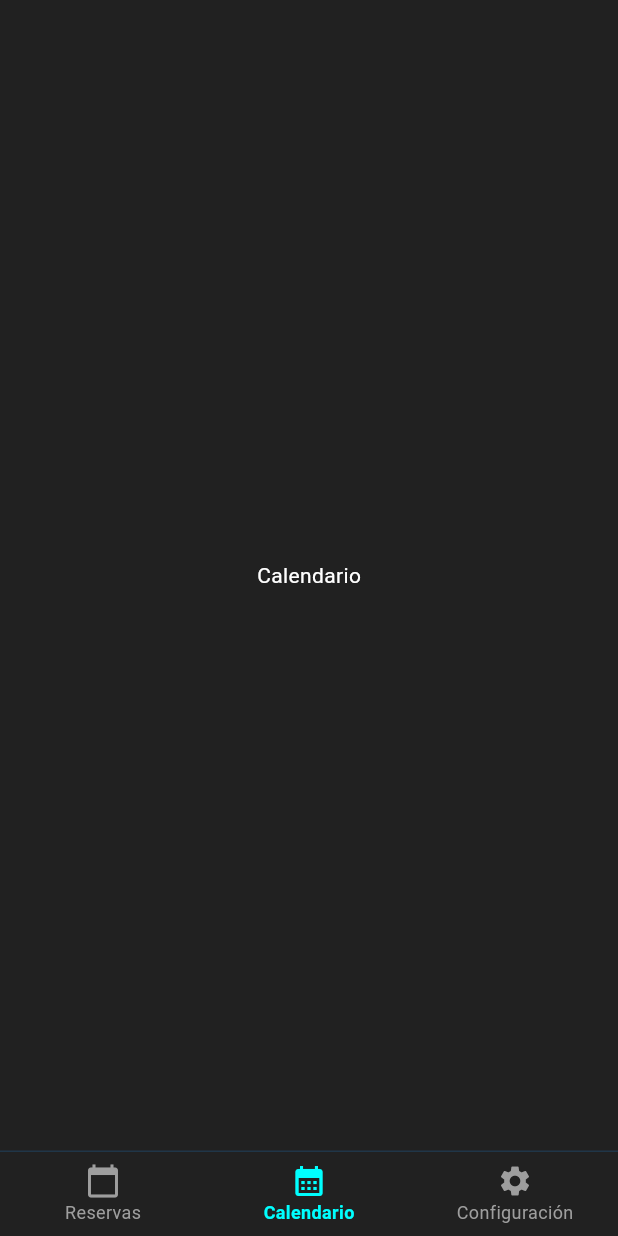
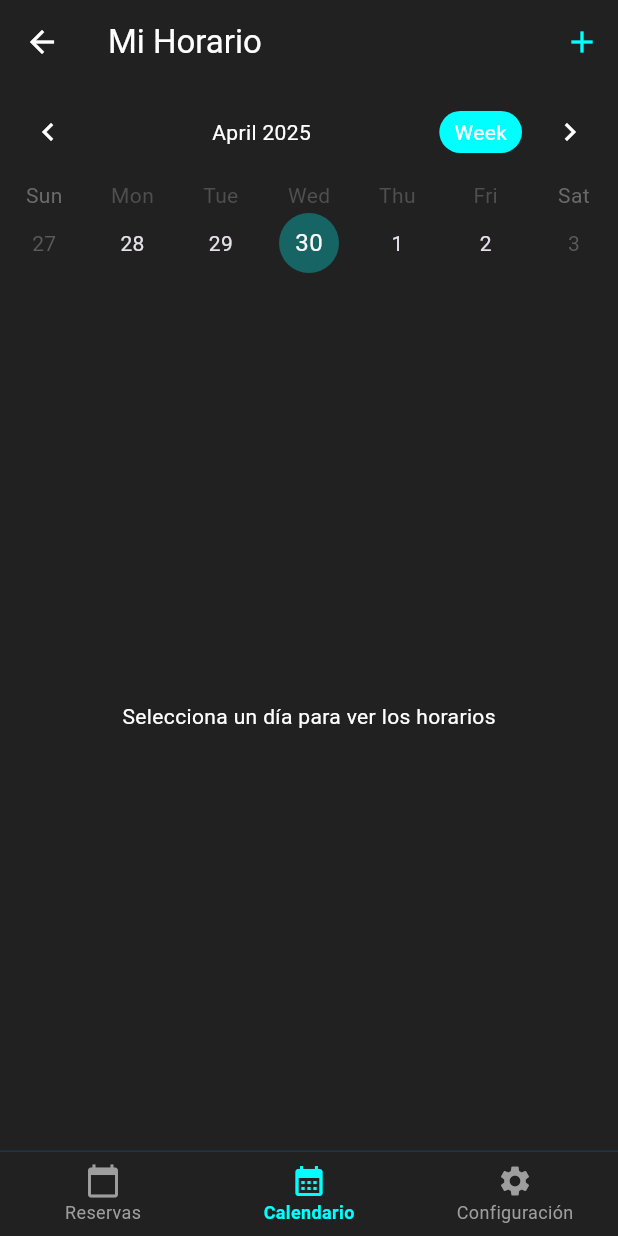
Before and after one commit to ludmilaIa/fit_calendar, a Flutter app: the TrainerView screen opened directly, item 2 of the bottom bar chosen, on a phone screen of 412 x 824 dp. Run offline on Flutter 3.47's test engine with Material 3 defaults, Android fonts, the phone set to English and light mode, and no system bars; drawn by our look-alikes of table_calendar; missing offline and left inert: time_range.

Commit message:
added the view to add a new schedule

```diff
--- a/lib/views/trainer/trainer_view.dart
+++ b/lib/views/trainer/trainer_view.dart
@@ -1,6 +1,7 @@
 import 'package:flutter/material.dart';
 import '../../common/colors.dart';
 import '../../common/nav_bar.dart';
+import '../trainer_schedule.dart';
 
 class TrainerView extends StatefulWidget {
   const TrainerView({super.key});
@@ -14,7 +15,7 @@ class _TrainerViewState extends State<TrainerView> {
 
   final List<Widget> _screens = [
     const ReservationsScreen(),
-    const CalendarScreen(),
+    const TrainerScheduleView(),
     const SettingsScreen(),
   ];
 
@@ -52,22 +53,6 @@ class ReservationsScreen extends StatelessWidget {
   }
 }
 
-class CalendarScreen extends StatelessWidget {
-  const CalendarScreen({super.key});
-
-  @override
-  Widget build(BuildContext context) {
-    return const SafeArea(
-      child: Center(
-        child: Text(
-          'Calendario',
-          style: TextStyle(color: Colors.white),
-        ),
-      ),
-    );
-  }
-}
-
 class SettingsScreen extends StatelessWidget {
   const SettingsScreen({super.key});
 
--- /dev/null
+++ b/lib/views/trainer_schedule.dart
@@ -0,0 +1,183 @@
+import 'package:flutter/material.dart';
+import 'package:table_calendar/table_calendar.dart';
+import 'package:time_range/time_range.dart';
+import '../common/colors.dart';
+
+class TrainerScheduleView extends StatefulWidget {
+  const TrainerScheduleView({super.key});
+
+  @override
+  State<TrainerScheduleView> createState() => _TrainerScheduleViewState();
+}
+
+class _TrainerScheduleViewState extends State<TrainerScheduleView> {
+  CalendarFormat _calendarFormat = CalendarFormat.week;
+  DateTime _focusedDay = DateTime.now();
+  DateTime? _selectedDay;
+  Map<DateTime, List<TimeSlot>> _schedule = {};
+
+  @override
+  Widget build(BuildContext context) {
+    return Scaffold(
+      backgroundColor: AppColors.softBlack,
+      appBar: AppBar(
+        backgroundColor: AppColors.softBlack,
+        title: const Text(
+          'Mi Horario',
+          style: TextStyle(color: Colors.white),
+        ),
+        actions: [
+          IconButton(
+            icon: const Icon(Icons.add, color: AppColors.neonBlue),
+            onPressed: _addTimeSlot,
+          ),
+        ],
+      ),
+      body: Column(
+        children: [
+          TableCalendar(
+            firstDay: DateTime.utc(2024, 1, 1),
+            lastDay: DateTime.utc(2025, 12, 31),
+            focusedDay: _focusedDay,
+            calendarFormat: _calendarFormat,
+            selectedDayPredicate: (day) {
+              return isSameDay(_selectedDay, day);
+            },
+            onDaySelected: (selectedDay, focusedDay) {
+              setState(() {
+                _selectedDay = selectedDay;
+                _focusedDay = focusedDay;
+              });
+            },
+            onFormatChanged: (format) {
+              setState(() {
+                _calendarFormat = format;
+              });
+            },
+            calendarStyle: CalendarStyle(
+              selectedDecoration: BoxDecoration(
+                color: AppColors.neonBlue,
+                shape: BoxShape.circle,
+              ),
+              todayDecoration: BoxDecoration(
+                color: AppColors.neonBlue.withOpacity(0.3),
+                shape: BoxShape.circle,
+              ),
+            ),
+            headerStyle: HeaderStyle(
+              formatButtonVisible: true,
+              titleCentered: true,
+              formatButtonShowsNext: false,
+              formatButtonDecoration: BoxDecoration(
+                color: AppColors.neonBlue,
+                borderRadius: BorderRadius.circular(20),
+              ),
+              formatButtonTextStyle: const TextStyle(color: Colors.white),
+              titleTextStyle: const TextStyle(color: Colors.white),
+            ),
+          ),
+          Expanded(
+            child: _buildTimeSlots(),
+          ),
+        ],
+      ),
+    );
+  }
+
+  Widget _buildTimeSlots() {
+    if (_selectedDay == null) {
+      return const Center(
+        child: Text(
+          'Selecciona un día para ver los horarios',
+          style: TextStyle(color: Colors.white),
+        ),
+      );
+    }
+
+    final timeSlots = _schedule[_selectedDay] ?? [];
+
+    return ListView.builder(
+      itemCount: timeSlots.length,
+      itemBuilder: (context, index) {
+        final slot = timeSlots[index];
+        return ListTile(
+          title: Text(
+            '${slot.startTime.hour}:${slot.startTime.minute.toString().padLeft(2, '0')} - '
+            '${slot.endTime.hour}:${slot.endTime.minute.toString().padLeft(2, '0')}',
+            style: const TextStyle(color: Colors.white),
+          ),
+          subtitle: Text(
+            slot.isAvailable ? 'Disponible' : 'Ocupado',
+            style: TextStyle(
+              color: slot.isAvailable ? AppColors.neonBlue : Colors.red,
+            ),
+          ),
+          trailing: IconButton(
+            icon: Icon(
+              slot.isAvailable ? Icons.lock : Icons.lock_open,
+              color: slot.isAvailable ? Colors.red : AppColors.neonBlue,
+            ),
+            onPressed: () => _toggleTimeSlot(slot),
+          ),
+        );
+      },
+    );
+  }
+
+  void _addTimeSlot() {
+    if (_selectedDay == null) return;
+
+    showDialog(
+      context: context,
+      builder: (context) => TimeRange(
+        fromTitle: const Text('Desde', style: TextStyle(fontSize: 18, fontWeight: FontWeight.bold)),
+        toTitle: const Text('Hasta', style: TextStyle(fontSize: 18, fontWeight: FontWeight.bold)),
+        titlePadding: 25,
+        textStyle: const TextStyle(fontWeight: FontWeight.normal, color: Colors.black87),
+        activeTextStyle: const TextStyle(fontWeight: FontWeight.bold, color: Colors.white),
+        borderColor: AppColors.neonBlue,
+        backgroundColor: Colors.white,
+        activeBackgroundColor: AppColors.neonBlue,
+        firstTime: const TimeOfDay(hour: 8, minute: 0),
+        lastTime: const TimeOfDay(hour: 20, minute: 0),
+        timeStep: 30,
+        timeBlock: 30,
+        onRangeCompleted: (range) {
+          if (range != null) {
+            setState(() {
+              final newSlot = TimeSlot(
+                startTime: range.start,
+                endTime: range.end,
+                isAvailable: true,
+              );
+
+              if (_schedule[_selectedDay] == null) {
+                _schedule[_selectedDay!] = [];
+              }
+
+              _schedule[_selectedDay]!.add(newSlot);
+            });
+          }
+        },
+      ),
+    );
+  }
+
+  void _toggleTimeSlot(TimeSlot slot) {
+    setState(() {
+      slot.isAvailable = !slot.isAvailable;
+    });
+  }
+}
+
+class TimeSlot {
+  final TimeOfDay startTime;
+  final TimeOfDay endTime;
+  bool isAvailable;
+
+  TimeSlot({
+    required this.startTime,
+    required this.endTime,
+    this.isAvailable = true,
+  });
+}
--- a/pubspec.yaml
+++ b/pubspec.yaml
@@ -34,6 +34,8 @@ dependencies:
   # The following adds the Cupertino Icons font to your application.
   # Use with the CupertinoIcons class for iOS style icons.
   cupertino_icons: ^1.0.8
+  table_calendar: ^3.0.9
+  time_range: ^1.1.1
 
 dev_dependencies:
   flutter_test:
```
Also changed, not shown: pubspec.lock.
